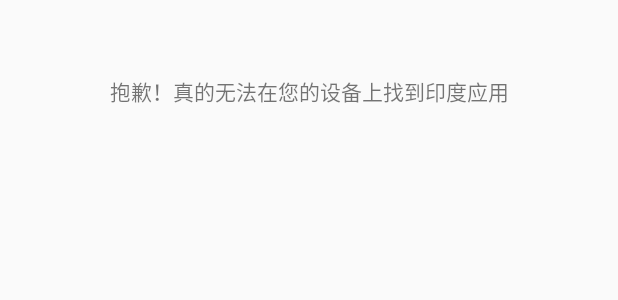
After one commit to Liuiboy/UninstallIndianApp, an Android app: the layout complete_scan.xml on its own in the app's theme, with its tools: preview values and no code run, on a phone screen of 412 x 824 dp. The commit adds this screen. Shown: the top 300 px of the screen. Run offline under Robolectric (Android 15) with nearby library versions, the phone set to English and light mode, and no system bars.

Commit message:
完善app

```diff
--- a/app/src/main/AndroidManifest.xml
+++ b/app/src/main/AndroidManifest.xml
@@ -4,7 +4,7 @@
 
     <application
         android:allowBackup="true"
-        android:icon="@mipmap/ic_launcher"
+        android:icon="@drawable/asan"
         android:label="@string/app_name"
         android:roundIcon="@mipmap/ic_launcher_round"
         android:supportsRtl="true"
--- /dev/null
+++ b/app/src/main/res/layout/complete_scan.xml
@@ -0,0 +1,18 @@
+<?xml version="1.0" encoding="utf-8"?>
+<RelativeLayout xmlns:android="http://schemas.android.com/apk/res/android"
+    android:layout_width="match_parent"
+    android:layout_height="match_parent">
+
+        <TextView
+            android:layout_width="match_parent"
+            android:layout_height="wrap_content"
+            android:layout_marginTop="50dp"
+            android:layout_marginRight="50dp"
+            android:gravity="center"
+            android:textSize="14dp"
+            android:layout_marginLeft="50dp"
+            android:text="抱歉！真的无法在您的设备上找到印度应用"
+            />
+
+
+</RelativeLayout>
```
Also changed, not shown: app/src/main/java/com/example/log/MainActivity.java (+20 -5 lines), app/src/main/res/drawable/fillet_2.xml (added, +10 -0 lines), app/src/main/res/layout/main_fragment.xml (+13 -1 lines).
